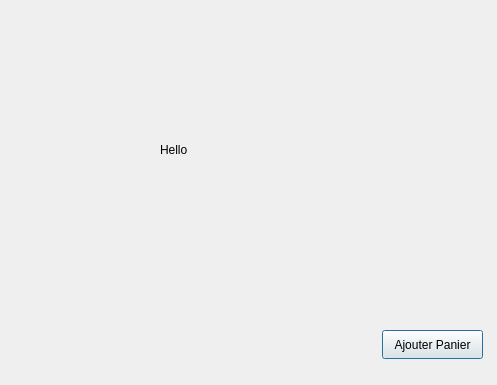
First picture: the form in dialog.ui, repository ThoPicK/SagShoes, before the edit.
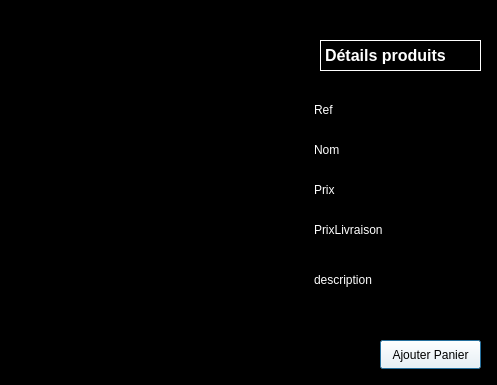
Second picture: the form after the edit.

Diff of the .ui file:
```diff
--- a/dialog.ui
+++ b/dialog.ui
@@ -13,32 +13,142 @@
   <property name="windowTitle">
    <string>Dialog</string>
   </property>
-  <widget class="QLabel" name="label">
-   <property name="geometry">
-    <rect>
-     <x>160</x>
-     <y>140</y>
-     <width>63</width>
-     <height>20</height>
-    </rect>
-   </property>
-   <property name="text">
-    <string>Hello</string>
-   </property>
-  </widget>
+  <property name="styleSheet">
+   <string notr="true">background-color: rgb(0, 0, 0);
+color: rgb(255, 255, 255);</string>
+  </property>
   <widget class="QPushButton" name="pushButton">
    <property name="geometry">
     <rect>
-     <x>382</x>
-     <y>330</y>
+     <x>380</x>
+     <y>340</y>
      <width>101</width>
      <height>29</height>
     </rect>
    </property>
+   <property name="styleSheet">
+    <string notr="true">background-color: rgb(255, 255, 255);
+color: rgb(0, 0, 0);</string>
+   </property>
    <property name="text">
     <string>Ajouter Panier</string>
    </property>
   </widget>
+  <widget class="QTableView" name="tableView">
+   <property name="geometry">
+    <rect>
+     <x>10</x>
+     <y>40</y>
+     <width>281</width>
+     <height>331</height>
+    </rect>
+   </property>
+  </widget>
+  <widget class="QLabel" name="label">
+   <property name="geometry">
+    <rect>
+     <x>320</x>
+     <y>40</y>
+     <width>161</width>
+     <height>31</height>
+    </rect>
+   </property>
+   <property name="font">
+    <font>
+     <pointsize>12</pointsize>
+     <bold>true</bold>
+    </font>
+   </property>
+   <property name="frameShape">
+    <enum>QFrame::Box</enum>
+   </property>
+   <property name="text">
+    <string>Détails produits</string>
+   </property>
+  </widget>
+  <widget class="QLabel" name="label_2">
+   <property name="geometry">
+    <rect>
+     <x>310</x>
+     <y>100</y>
+     <width>63</width>
+     <height>20</height>
+    </rect>
+   </property>
+   <property name="frameShape">
+    <enum>QFrame::StyledPanel</enum>
+   </property>
+   <property name="text">
+    <string>Ref</string>
+   </property>
+   <property name="textFormat">
+    <enum>Qt::AutoText</enum>
+   </property>
+  </widget>
+  <widget class="QLabel" name="label_3">
+   <property name="geometry">
+    <rect>
+     <x>310</x>
+     <y>140</y>
+     <width>63</width>
+     <height>20</height>
+    </rect>
+   </property>
+   <property name="frameShape">
+    <enum>QFrame::StyledPanel</enum>
+   </property>
+   <property name="text">
+    <string>Nom</string>
+   </property>
+  </widget>
+  <widget class="QLabel" name="label_4">
+   <property name="geometry">
+    <rect>
+     <x>310</x>
+     <y>180</y>
+     <width>63</width>
+     <height>20</height>
+    </rect>
+   </property>
+   <property name="frameShape">
+    <enum>QFrame::StyledPanel</enum>
+   </property>
+   <property name="text">
+    <string>Prix</string>
+   </property>
+  </widget>
+  <widget class="QLabel" name="label_5">
+   <property name="geometry">
+    <rect>
+     <x>310</x>
+     <y>220</y>
+     <width>81</width>
+     <height>20</height>
+    </rect>
+   </property>
+   <property name="frameShape">
+    <enum>QFrame::StyledPanel</enum>
+   </property>
+   <property name="text">
+    <string>PrixLivraison</string>
+   </property>
+  </widget>
+  <widget class="QLabel" name="label_6">
+   <property name="geometry">
+    <rect>
+     <x>310</x>
+     <y>270</y>
+     <width>91</width>
+     <height>20</height>
+    </rect>
+   </property>
+   <property name="frameShape">
+    <enum>QFrame::StyledPanel</enum>
+   </property>
+   <property name="text">
+    <string>description</string>
+   </property>
+  </widget>
  </widget>
  <resources/>
  <connections/>
```
Left out of the diff: 4 changed lines with no effect on the pictures.
